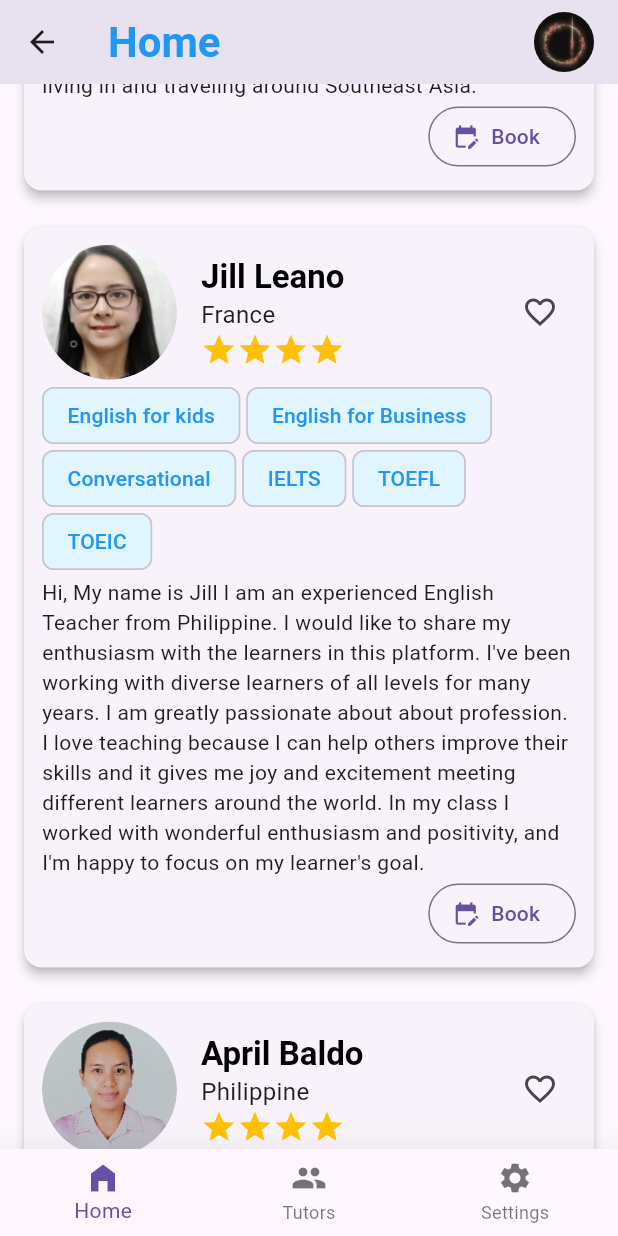
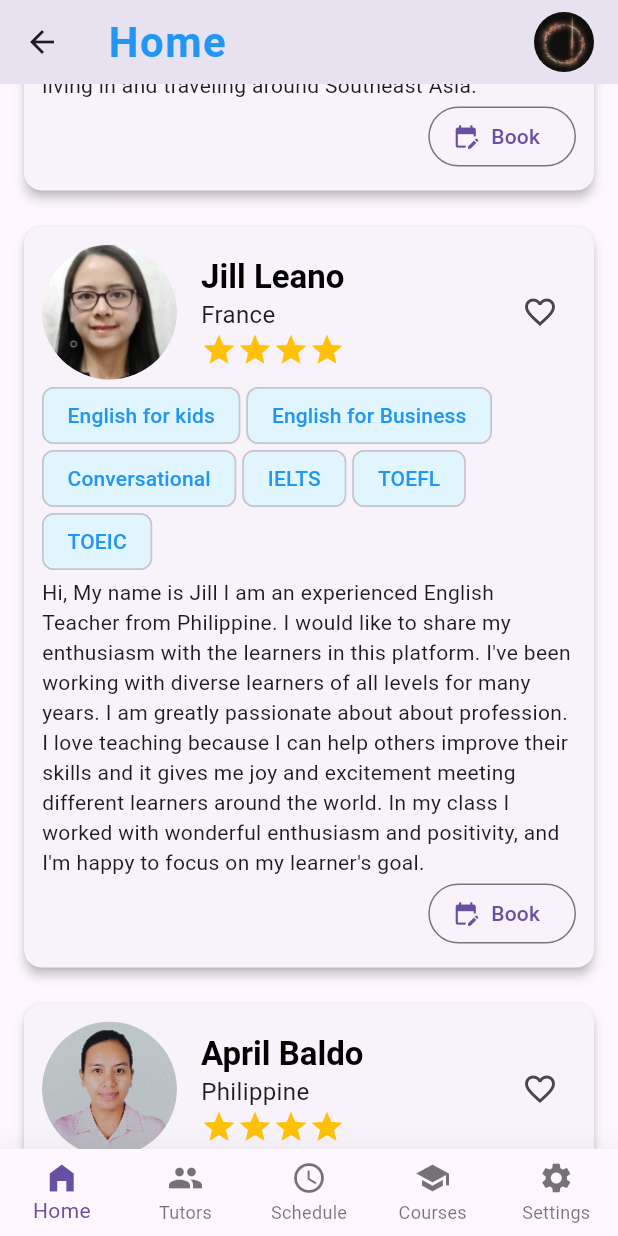
Before and after one commit to tanthokg/CSC13118_AdvMobile, a Flutter app: the MainView screen opened by its route, scrolled down 576 dp, on a phone screen of 412 x 824 dp. Run offline on Flutter 3.47's test engine with Material 2 defaults, Android fonts, the light colour scheme and no system bars.

Commit message:
Added 2 more pages to NavigationBar

```diff
--- a/lettutor/lib/constants/styles.dart
+++ b/lettutor/lib/constants/styles.dart
@@ -8,11 +8,12 @@
         fontSize: 40,
         fontWeight: FontWeight.bold,
         color: Colors.blue,
-        letterSpacing: 1.0
+        letterSpacing: 1.1
     ),
     headline2: TextStyle(
       fontSize: 28,
       fontWeight: FontWeight.w700,
+      letterSpacing: 1.0,
       color: Colors.blue,
     ),
     headline3: TextStyle(
--- a/lettutor/lib/main.dart
+++ b/lettutor/lib/main.dart
@@ -20,7 +20,7 @@
     return MaterialApp(
         title: 'LetTutor',
         theme: appTheme,
-        home: const LoginView(),
+        home: const MainView(),
         routes: {
           Routes.login: (context) => const LoginView(),
           Routes.register: (context) => const RegisterView(),
--- a/lettutor/lib/views/pages/courses_page.dart
+++ b/lettutor/lib/views/pages/courses_page.dart
@@ -10,6 +10,10 @@
 class _CoursesState extends State<Courses> {
   @override
   Widget build(BuildContext context) {
-    return Container();
+    return Scaffold(
+      body: Center(
+        child: Text('Courses Page', style: Theme.of(context).textTheme.headline3,),
+      ),
+    );
   }
 }
--- a/lettutor/lib/views/pages/main_view.dart
+++ b/lettutor/lib/views/pages/main_view.dart
@@ -1,6 +1,8 @@
 import 'package:flutter/material.dart';
 import 'package:lettutor/constants/routes.dart';
+import 'package:lettutor/views/pages/courses_page.dart';
 import 'package:lettutor/views/pages/home_page.dart';
+import 'package:lettutor/views/pages/schedule_page.dart';
 import 'package:lettutor/views/pages/settings_page.dart';
 import 'package:lettutor/views/pages/tutors_page.dart';
 
@@ -15,9 +17,11 @@
   List<Widget> pages = [
     const HomePage(),
     const TutorsPage(),
+    const Schedule(),
+    const Courses(),
     const SettingsPage(),
   ];
-  List<String> pagesTitle = ['Home', 'Tutors', 'Settings'];
+  List<String> pagesTitle = ['Home', 'Tutors', 'Schedule', 'Course', 'Settings'];
   int chosenPageIndex = 0;
 
   @override
@@ -59,6 +63,8 @@
         items: const [
           BottomNavigationBarItem(icon: Icon(Icons.home_filled), label: 'Home'),
           BottomNavigationBarItem(icon: Icon(Icons.people), label: 'Tutors'),
+          BottomNavigationBarItem(icon: Icon(Icons.schedule), label: 'Schedule'),
+          BottomNavigationBarItem(icon: Icon(Icons.school), label: 'Courses'),
           BottomNavigationBarItem(icon: Icon(Icons.settings), label: 'Settings'),
         ],
       ),
--- /dev/null
+++ b/lettutor/lib/views/pages/schedule_page.dart
@@ -0,0 +1,19 @@
+import 'package:flutter/material.dart';
+
+class Schedule extends StatefulWidget {
+  const Schedule({Key? key}) : super(key: key);
+
+  @override
+  State<Schedule> createState() => _ScheduleState();
+}
+
+class _ScheduleState extends State<Schedule> {
+  @override
+  Widget build(BuildContext context) {
+    return Scaffold(
+      body: Center(
+        child: Text('Schedule Page', style: Theme.of(context).textTheme.headline3,),
+      ),
+    );
+  }
+}
```
